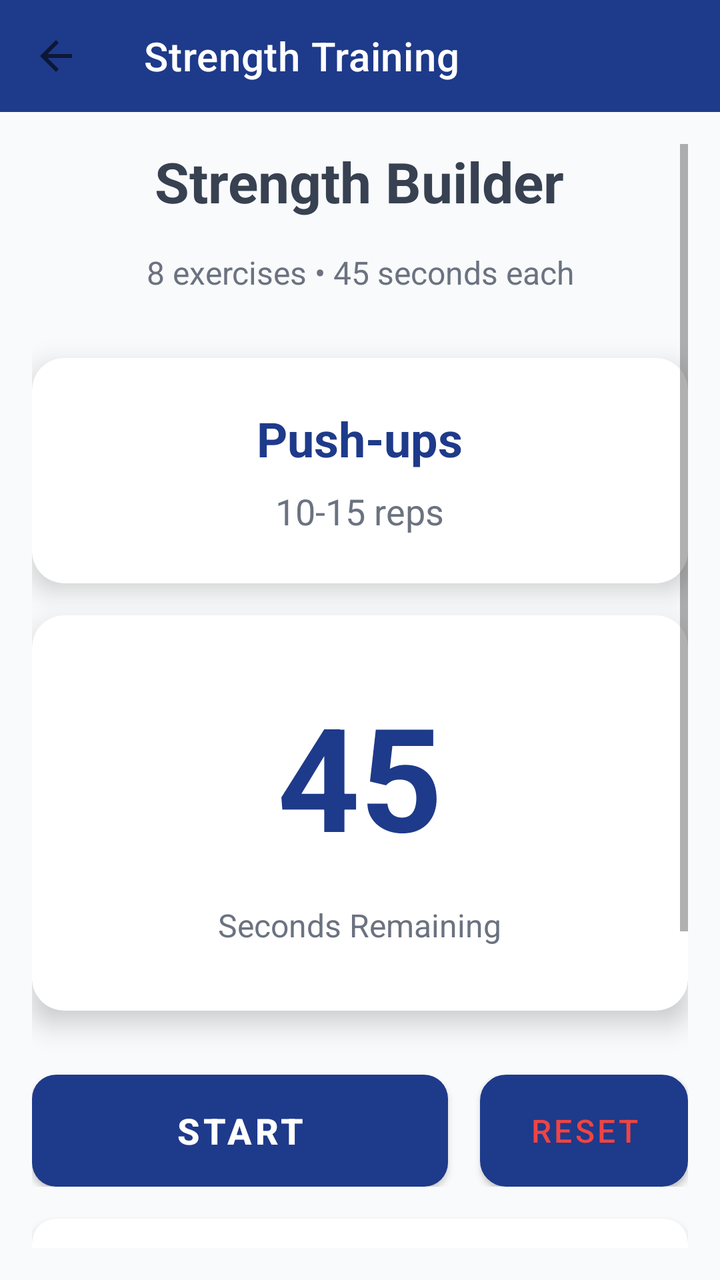
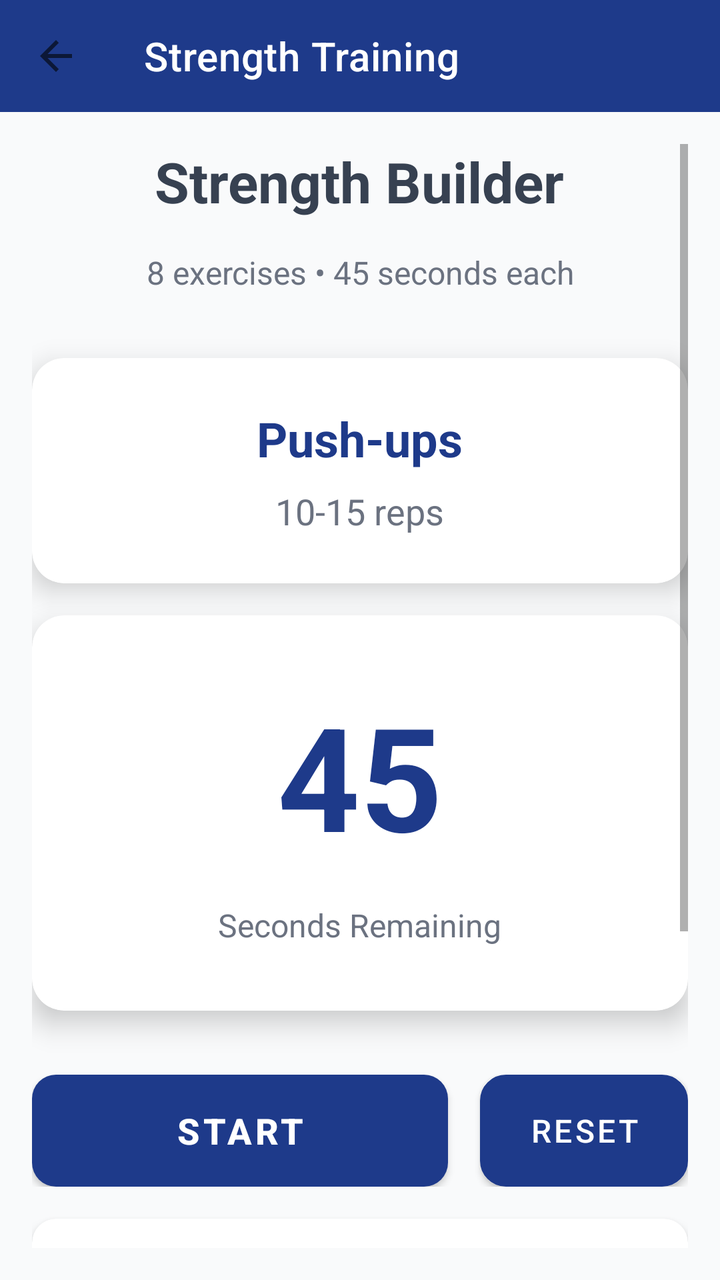

The first picture is an Android layout as it rendered before a commit; the second is the same layout after the commit. The layout source and the unified diff follow.
<!-- AndroidManifest.xml: application theme Theme.FitTrack -->
<!-- res/layout/activity_strength_workout.xml -->
<?xml version="1.0" encoding="utf-8"?>
<LinearLayout

    xmlns:android="http://schemas.android.com/apk/res/android"
    xmlns:app="http://schemas.android.com/apk/res-auto"
    android:layout_width="match_parent"
    android:layout_height="match_parent"
    android:orientation="vertical"
    android:background="@color/secondary_light_gray">

    <androidx.appcompat.widget.Toolbar
        android:id="@+id/toolbar"
        android:layout_width="match_parent"
        android:layout_height="?attr/actionBarSize"
        android:background="@color/primary_blue"
        app:title="Strength Training"
        app:titleTextColor="@color/white"
        app:navigationIcon="?attr/homeAsUpIndicator"
        app:navigationIconTint="@color/white" />

    <ScrollView
        android:layout_width="match_parent"
        android:layout_height="match_parent"
        android:padding="16dp">

        <LinearLayout
            android:layout_width="match_parent"
            android:layout_height="wrap_content"
            android:orientation="vertical"
            android:gravity="center">

            <TextView
                android:layout_width="wrap_content"
                android:layout_height="wrap_content"
                android:text="Strength Builder"
                android:textSize="28sp"
                android:textStyle="bold"
                android:textColor="@color/secondary_dark_gray"
                android:layout_marginBottom="16dp"
                android:gravity="center" />

            <TextView
                android:layout_width="wrap_content"
                android:layout_height="wrap_content"
                android:text="8 exercises • 45 seconds each"
                android:textSize="16sp"
                android:textColor="@color/secondary_gray"
                android:layout_marginBottom="32dp"
                android:gravity="center" />

            
            <androidx.cardview.widget.CardView
                android:layout_width="match_parent"
                android:layout_height="wrap_content"
                android:layout_marginBottom="16dp"
                app:cardCornerRadius="16dp"
                app:cardElevation="8dp">

                <LinearLayout
                    android:layout_width="match_parent"
                    android:layout_height="wrap_content"
                    android:orientation="vertical"
                    android:padding="24dp"
                    android:gravity="center">

                    <TextView
                        android:id="@+id/currentExerciseText"
                        android:layout_width="wrap_content"
                        android:layout_height="wrap_content"
                        android:text="Push-ups"
                        android:textSize="24sp"
                        android:textStyle="bold"
                        android:textColor="@color/primary_blue"
                        android:layout_marginBottom="8dp"
                        android:gravity="center" />

                    <TextView
                        android:id="@+id/repsText"
                        android:layout_width="wrap_content"
                        android:layout_height="wrap_content"
                        android:text="10-15 reps"
                        android:textSize="18sp"
                        android:textColor="@color/secondary_gray"
                        android:gravity="center" />

                </LinearLayout>

            </androidx.cardview.widget.CardView>

            
            <androidx.cardview.widget.CardView
                android:layout_width="match_parent"
                android:layout_height="wrap_content"
                android:layout_marginBottom="32dp"
                app:cardCornerRadius="16dp"
                app:cardElevation="8dp">

                <LinearLayout
                    android:layout_width="match_parent"
                    android:layout_height="wrap_content"
                    android:orientation="vertical"
                    android:padding="32dp"
                    android:gravity="center">

                    <TextView
                        android:id="@+id/timerText"
                        android:layout_width="wrap_content"
                        android:layout_height="wrap_content"
                        android:text="45"
                        android:textSize="72sp"
                        android:textStyle="bold"
                        android:textColor="@color/primary_blue"
                        android:layout_marginBottom="16dp" />

                    <TextView
                        android:layout_width="wrap_content"
                        android:layout_height="wrap_content"
                        android:text="Seconds Remaining"
                        android:textSize="16sp"
                        android:textColor="@color/secondary_gray" />

                </LinearLayout>

            </androidx.cardview.widget.CardView>

            
            <LinearLayout
                android:layout_width="match_parent"
                android:layout_height="wrap_content"
                android:orientation="horizontal"
                android:gravity="center"
                android:layout_marginBottom="16dp">

                <Button
                    android:id="@+id/btnStartStop"
                    android:layout_width="0dp"
                    android:layout_height="56dp"
                    android:layout_weight="2"
                    android:layout_marginEnd="8dp"
                    android:text="Start"
                    android:textColor="@color/white"
                    android:textSize="18sp"
                    android:textStyle="bold"
                    android:background="@drawable/button_primary_bg" />

                <Button
                    android:id="@+id/btnReset"
                    android:layout_width="0dp"
                    android:layout_height="56dp"
                    android:layout_marginStart="8dp"
                    android:layout_weight="1"
                    android:background="@drawable/button_secondary_bg"
                    android:text="Reset"
                    android:textColor="@color/accent_red"
                    android:textSize="16sp" />

            </LinearLayout>

            
            <androidx.cardview.widget.CardView
                android:layout_width="match_parent"
                android:layout_height="wrap_content"
                app:cardCornerRadius="12dp"
                app:cardElevation="4dp">

                <LinearLayout
                    android:layout_width="match_parent"
                    android:layout_height="wrap_content"
                    android:orientation="vertical"
                    android:padding="20dp">

                    <TextView
                        android:layout_width="wrap_content"
                        android:layout_height="wrap_content"
                        android:text="Exercise List"
                        android:textSize="20sp"
                        android:textStyle="bold"
                        android:textColor="@color/secondary_dark_gray"
                        android:layout_marginBottom="16dp" />

                    <TextView
                        android:layout_width="wrap_content"
                        android:layout_height="wrap_content"
                        android:text="• Push-ups (10-15 reps)\n• Squats (15-20 reps)\n• Lunges (10 per leg)\n• Plank (Hold position)\n• Tricep Dips (10-12 reps)\n• Wall Sit (Hold position)\n• Crunches (15-20 reps)\n• Glute Bridge (15-20 reps)"
                        android:textSize="16sp"
                        android:textColor="@color/secondary_gray"
                        android:lineSpacingExtra="4dp" />

                </LinearLayout>

            </androidx.cardview.widget.CardView>

        </LinearLayout>

    </ScrollView>

</LinearLayout>
<!-- resources referenced by this layout -->
<resources>
  <color name="accent_red">#EF4444</color>
  <color name="primary_blue">#1E3A8A</color>
  <color name="secondary_dark_gray">#374151</color>
  <color name="secondary_gray">#6B7280</color>
  <color name="secondary_light_gray">#F9FAFB</color>
  <color name="white">#FFFFFF</color>
  <!-- drawable button_primary_bg (drawable) -->
  <?xml version="1.0" encoding="utf-8"?>
  <shape xmlns:android="http://schemas.android.com/apk/res/android"
      android:shape="rectangle">
      <solid android:color="@color/primary_blue" />
      <corners android:radius="12dp" />
  </shape>
  <!-- drawable button_secondary_bg (drawable) -->
  <?xml version="1.0" encoding="utf-8"?>
  <shape xmlns:android="http://schemas.android.com/apk/res/android"
      android:shape="rectangle">
      <stroke android:width="2dp" android:color="@color/primary_blue" />
      <solid android:color="@color/white" />
      <corners android:radius="12dp" />
  </shape>
  <style name="Theme.FitTrack" parent="Theme.MaterialComponents.DayNight.NoActionBar">
          
          <item name="colorPrimary">@color/primary_blue</item>
          <item name="colorPrimaryVariant">@color/primary_blue</item>
          <item name="colorOnPrimary">@color/white</item>
          
          <item name="colorSecondary">@color/accent_green</item>
          <item name="colorSecondaryVariant">@color/accent_green</item>
          <item name="colorOnSecondary">@color/secondary_dark_gray</item>
          
          <item name="android:statusBarColor">?attr/colorPrimaryVariant</item>
          
      </style>
  <color name="accent_green">#10B981</color>
</resources>

<!-- the commit's change to res/layout/activity_strength_workout.xml (unified diff, before → after) -->
@@ -151,7 +151,7 @@
                     android:layout_weight="1"
                     android:background="@drawable/button_secondary_bg"
                     android:text="Reset"
-                    android:textColor="@color/accent_red"
+                    android:textColor="@color/white"
                     android:textSize="16sp" />
 
             </LinearLayout>
<!-- resource entries referenced after the edit -->
@@ -1,6 +1,5 @@
 <!-- resources referenced by this layout -->
 <resources>
-  <color name="accent_red">#EF4444</color>
   <color name="primary_blue">#1E3A8A</color>
   <color name="secondary_dark_gray">#374151</color>
   <color name="secondary_gray">#6B7280</color>
